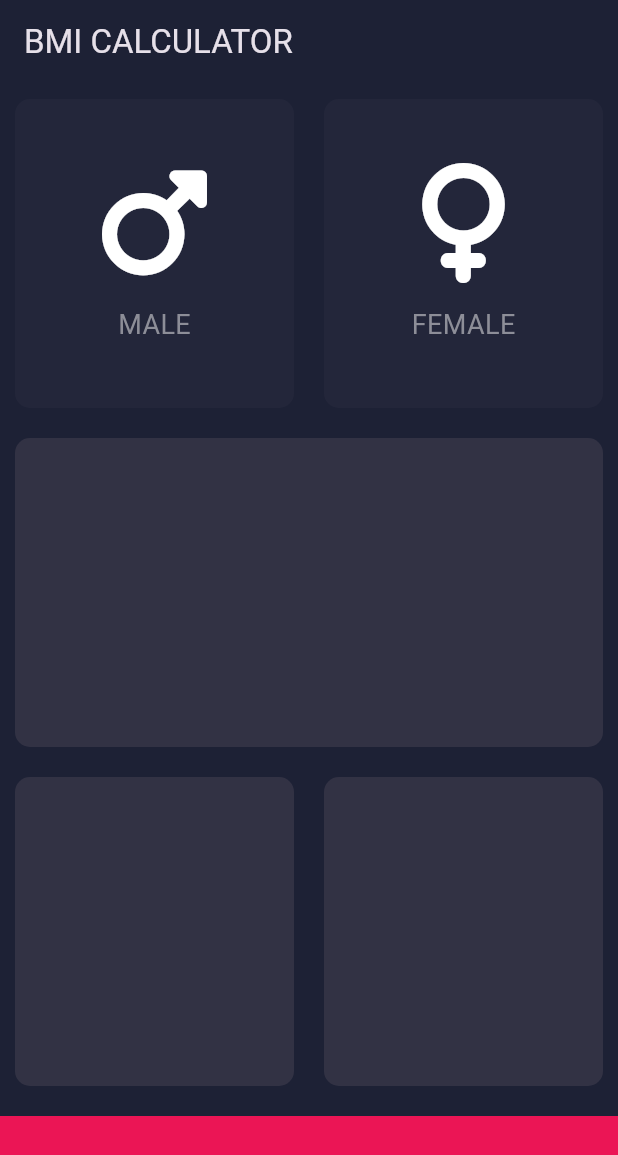
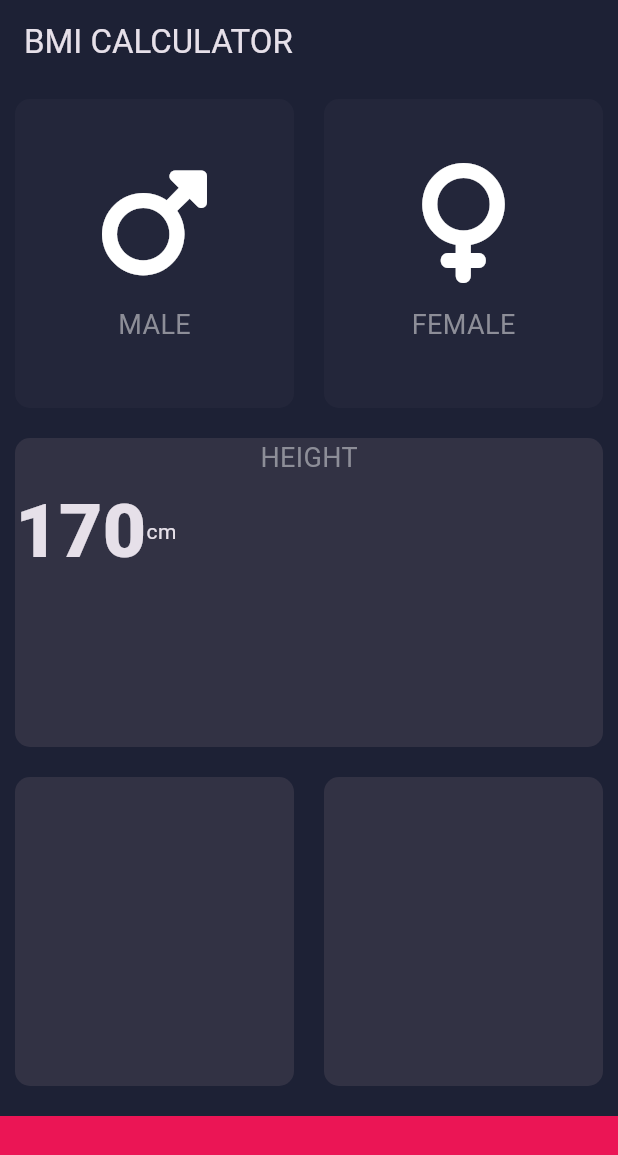
Before and after one commit to yukimiyake0607/BMI, a Flutter app: the screen it shows after launch, on a phone screen of 412 x 824 dp. Shown: the top 1155 px of the screen. Run offline on Flutter 3.47's test engine with Material 3 defaults, Android fonts, the phone set to English and light mode, and no system bars; our stand-ins replace font_awesome_flutter.

Commit message:
add: HEIGHTの要素を記入
refs #32

```diff
--- a/lib/input_page.dart
+++ b/lib/input_page.dart
@@ -27,6 +27,7 @@ class _InputPageState extends State<InputPage> {
         title: Text('BMI CALCULATOR'),
       ),
       body: Column(
+        crossAxisAlignment: CrossAxisAlignment.stretch,
         children: [
           Expanded(
             child: Row(
@@ -62,7 +63,25 @@ class _InputPageState extends State<InputPage> {
               ],
             ),
           ),
-          Expanded(child: ReusableCard(color: kActiveReusableCardColor)),
+          Expanded(
+            child: ReusableCard(
+              color: kActiveReusableCardColor,
+              cardChild: Column(
+                children: <Widget>[
+                  Text('HEIGHT', style: kGenderTestStyle),
+                  Row(
+                    children: <Widget>[
+                      Text(
+                        '170',
+                        style: kNumberTextstyle,
+                      ),
+                      Text('cm'),
+                    ],
+                  ),
+                ],
+              ),
+            ),
+          ),
           Expanded(
             child: Row(
               children: [
```
